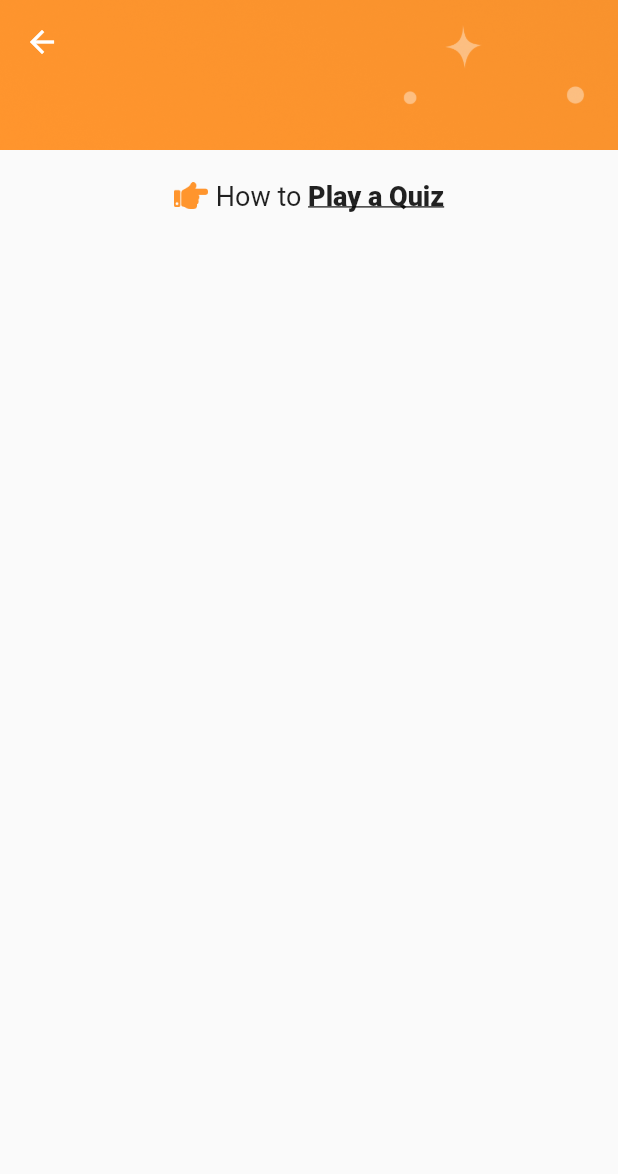
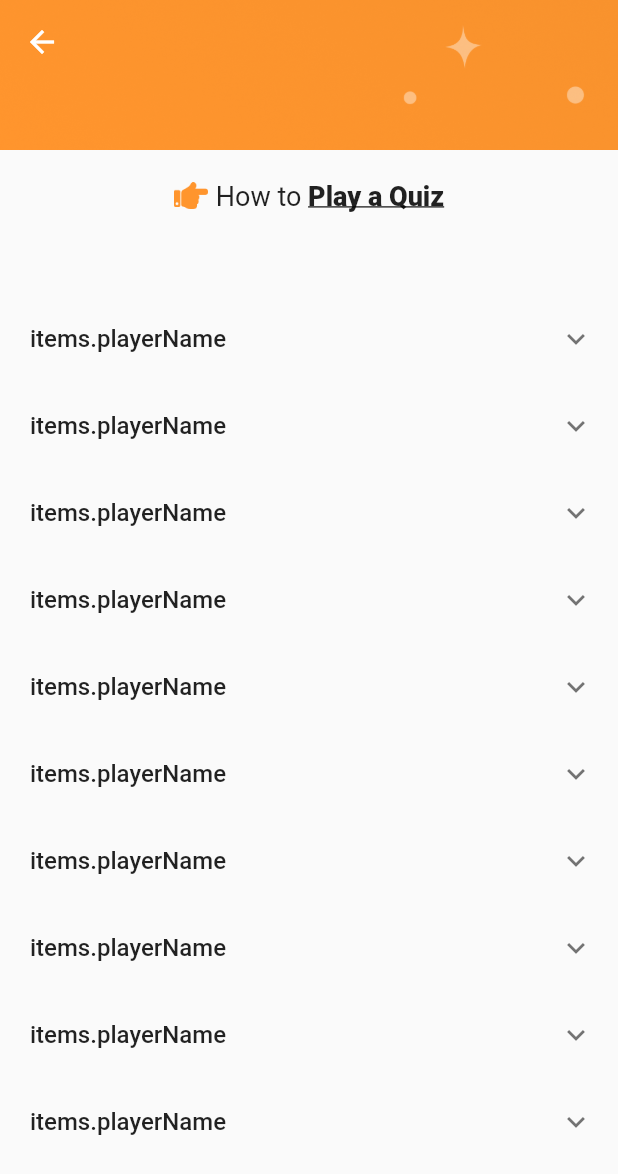
Before and after one commit to Amangupt123/ui_degi, a Flutter app: the Quiz screen opened directly, on a phone screen of 412 x 824 dp. Shown: the top 1174 px of the screen. Run offline on Flutter 3.47's test engine with Material 2 defaults, Android fonts, the phone set to English and light mode, and no system bars; our stand-ins replace flutter_svg.

Commit message:
mor changes

```diff
--- a/lib/Quiz.dart
+++ b/lib/Quiz.dart
@@ -22,7 +22,6 @@ class _QuizState extends State<Quiz> {
             Container(
               width: MediaQuery.of(context).size.width,
               height: 100,
-
               decoration: const BoxDecoration(
                 image: DecorationImage(
                   image: AssetImage("assets/image/top_header@3x.png"),
@@ -33,26 +32,65 @@ class _QuizState extends State<Quiz> {
             const SizedBox(height: 20),
             Row(
               mainAxisAlignment: MainAxisAlignment.center,
-                      children:  [ Image.asset("assets/image/Vector@2x.png",scale: 2,),
-                      Padding(padding: EdgeInsets.only(left: 5)
+              children: [
+                Image.asset(
+                  "assets/image/Vector@2x.png",
+                  scale: 2,
                 ),
+                Padding(padding: EdgeInsets.only(left: 5)),
                 Text(
                   "How to ",
                   style: TextStyle(fontSize: 18, fontWeight: FontWeight.w400),
                 ),
-                      InkWell(onTap: () {
-                        Navigator.push(
-                            context,
-                            MaterialPageRoute(
-                                builder: (context) => Quiz()));
+                InkWell(
+                  onTap: () {
+                    Navigator.push(context, MaterialPageRoute(builder: (context) => Quiz()));
                   },
                   child: Text(
                     "Play a Quiz",
-                            style: TextStyle(fontSize: 18, fontWeight: FontWeight.w900,decoration: TextDecoration.underline,),
+                    style: TextStyle(
+                      fontSize: 18,
+                      fontWeight: FontWeight.w900,
+                      decoration: TextDecoration.underline,
+                    ),
                   ),
                 )
               ],
             ),
+            Flexible(
+              child: ListView.builder(
+                  itemCount: 10,
+                  itemBuilder: (BuildContext context, int index) {
+                    return const ExpansionTile(
+                      title: Text(
+                        ' items.playerName',
+                        style: TextStyle(fontSize: 16.0, fontWeight: FontWeight.w500),
+                      ),
+                      children: <Widget>[
+                        ListTile(
+                          title: Text(
+                            ' items.description',
+                            style: TextStyle(fontWeight: FontWeight.w700),
+                          ),
+                        )
+                      ],
+                    );
+                  }),
+            ),
+            // ExpansionTile(
+            //   title: Text(
+            //     ' items.playerName',
+            //     style: TextStyle(fontSize: 16.0, fontWeight: FontWeight.w500),
+            //   ),
+            //   children: <Widget>[
+            //     ListTile(
+            //       title: Text(
+            //         ' items.description',
+            //         style: TextStyle(fontWeight: FontWeight.w700),
+            //       ),
+            //     )
+            //   ],
+            // ),
           ],
         ),
       ),
```
Lines whose indentation alone changed are shown as unchanged.
